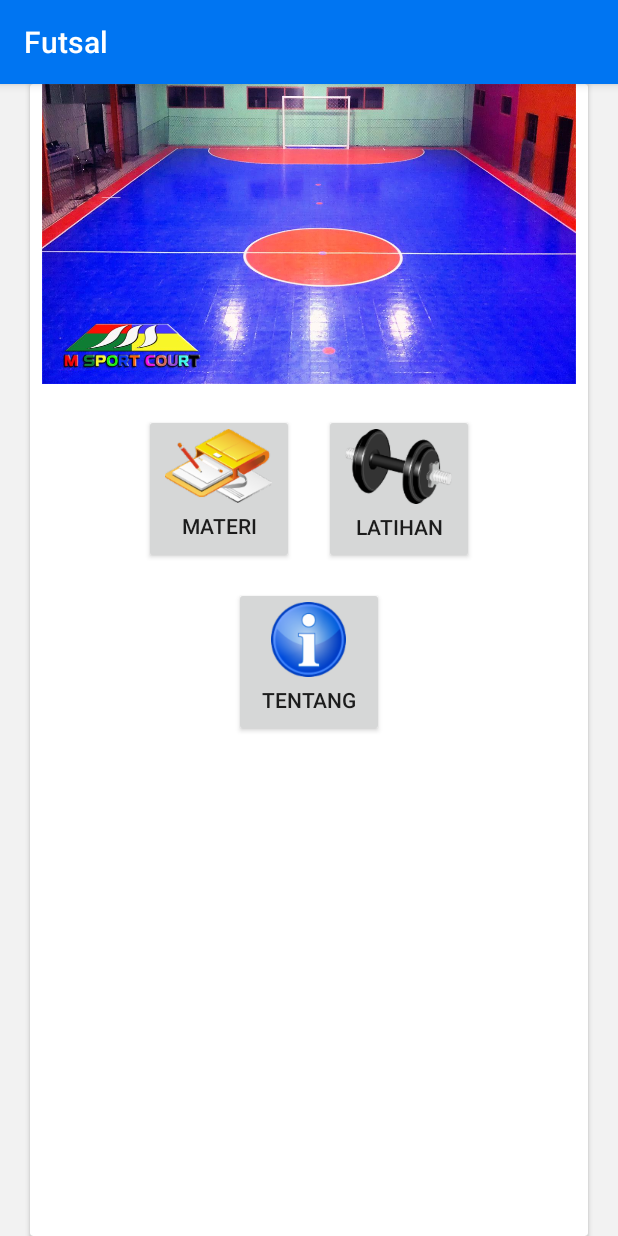
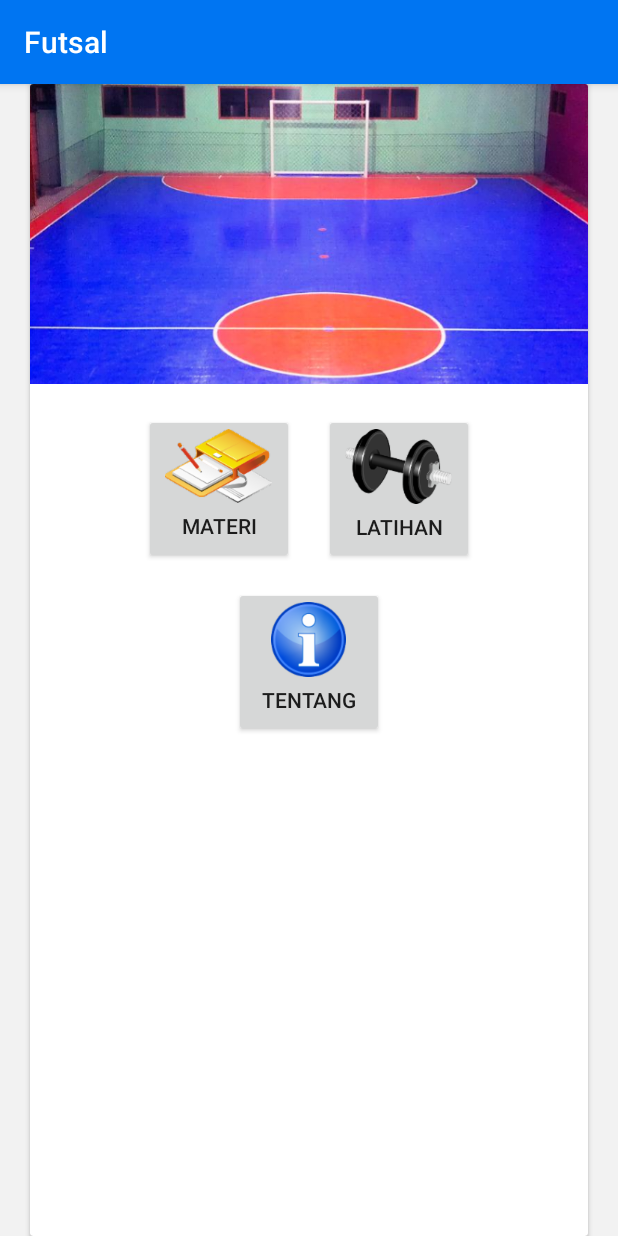
Before and after one commit to vjivandro/Futsal, an Android app: the screen it shows after launch (MainActivity), on a phone screen of 412 x 824 dp. Run offline under Robolectric (Android 15) with nearby library versions, the phone set to English and light mode, and no system bars.

Commit message:
revisi 1

```diff
--- a/app/src/main/java/com/futsal/app/futsalapp/Materi/FutsalLawsGameActivity.java
+++ b/app/src/main/java/com/futsal/app/futsalapp/Materi/FutsalLawsGameActivity.java
@@ -36,7 +36,7 @@ public class FutsalLawsGameActivity extends AppCompatActivity  implements OnPage
                 .defaultPage(pageNumber)
                 .enableSwipe(true)
 
-                .swipeHorizontal(false)
+                .swipeHorizontal(true)
                 // .onPageChange((OnPageChangeListener) this)
                 .onPageChange(this)
                 .enableAnnotationRendering(true)
--- a/app/src/main/java/com/futsal/app/futsalapp/Materi/SejarahFutsalActivity.java
+++ b/app/src/main/java/com/futsal/app/futsalapp/Materi/SejarahFutsalActivity.java
@@ -37,7 +37,7 @@ public class SejarahFutsalActivity extends AppCompatActivity implements OnPageCh
                 .defaultPage(pageNumber)
                 .enableSwipe(true)
 
-                .swipeHorizontal(false)
+                .swipeHorizontal(true)
                // .onPageChange((OnPageChangeListener) this)
                 .onPageChange(this)
                 .enableAnnotationRendering(true)
--- a/app/src/main/java/com/futsal/app/futsalapp/MetodeLatihan/TataCaraPelaksanaanActivity.java
+++ b/app/src/main/java/com/futsal/app/futsalapp/MetodeLatihan/TataCaraPelaksanaanActivity.java
@@ -36,7 +36,7 @@ public class TataCaraPelaksanaanActivity extends AppCompatActivity implements On
                 .defaultPage(pageNumber)
                 .enableSwipe(true)
 
-                .swipeHorizontal(false)
+                .swipeHorizontal(true)
                 // .onPageChange((OnPageChangeListener) this)
                 .onPageChange(this)
                 .enableAnnotationRendering(true)
--- a/app/src/main/java/com/futsal/app/futsalapp/Tentang/ProfilActivity.java
+++ b/app/src/main/java/com/futsal/app/futsalapp/Tentang/ProfilActivity.java
@@ -34,7 +34,7 @@ public class ProfilActivity extends AppCompatActivity implements OnPageChangeLis
                 .defaultPage(pageNumber)
                 .enableSwipe(true)
 
-                .swipeHorizontal(false)
+                .swipeHorizontal(true)
                 // .onPageChange((OnPageChangeListener) this)
                 .onPageChange(this)
                 .enableAnnotationRendering(true)
--- a/app/src/main/res/layout/activity_main.xml
+++ b/app/src/main/res/layout/activity_main.xml
@@ -23,11 +23,11 @@
             <ImageView
                 android:layout_gravity="center"
                 android:id="@+id/imageView2"
-                android:layout_width="500dp"
+                android:layout_width="900dp"
                 android:layout_height="200dp"
                 android:layout_marginLeft="10dp"
                 android:layout_marginRight="10dp"
-                app:srcCompat="@drawable/lapangan_futsal_3" />
+                app:srcCompat="@drawable/lapangan_futsal" />
 
             <LinearLayout
                 android:layout_gravity="center"
--- a/app/src/main/res/layout/activity_splash_screen.xml
+++ b/app/src/main/res/layout/activity_splash_screen.xml
@@ -12,7 +12,7 @@
         android:layout_width="wrap_content"
         android:layout_height="wrap_content"
         android:layout_centerInParent="true"
-        app:srcCompat="@drawable/logo_futsa" />
+        app:srcCompat="@drawable/logo_futsal" />
 
     <ProgressBar
         android:id="@+id/progressBar"
@@ -21,5 +21,5 @@
         android:layout_height="wrap_content"
         android:layout_alignParentBottom="true"
         android:layout_centerHorizontal="true"
-        android:layout_marginBottom="61dp" />
+        android:layout_marginBottom="42dp" />
 </RelativeLayout>
```
Also changed, not shown: app/src/main/res/drawable-xhdpi/lapangan_futsal.jpg (added), app/src/main/res/drawable-xhdpi/lapangan_futsal_3.jpg (deleted), app/src/main/res/drawable-xhdpi/logo_futsal.png (added).
